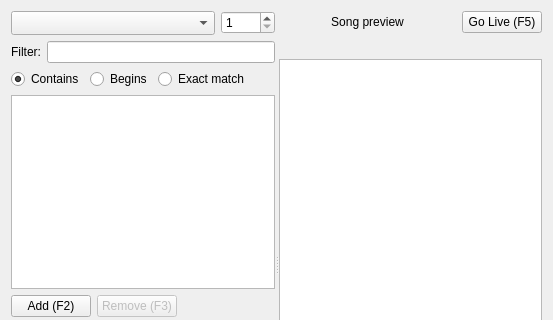
First picture: the form in src/songwidget.ui, repository SoftProjector/src, before the edit; both pictures show x 0 to 553 and y 0 to 320 of the 553 by 528 pixel window.
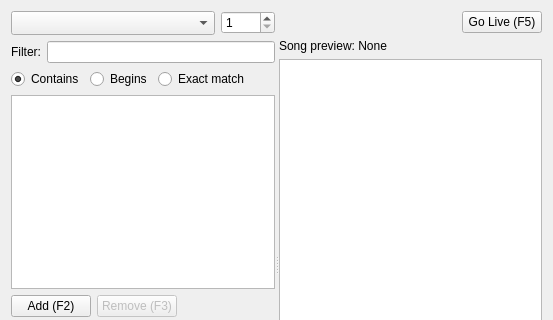
Second picture: the form after the edit. Icons and pictures are not drawn.

Commit message: Minor changes to the song preview_label widget

Diff of the .ui file:
```diff
--- a/src/songwidget.ui
+++ b/src/songwidget.ui
@@ -273,16 +273,19 @@
      <widget class="QWidget" name="layoutWidget">
       <layout class="QVBoxLayout" name="verticalLayout_2">
        <item>
-        <layout class="QHBoxLayout" name="horizontalLayout_2" stretch="1,0">
+        <layout class="QHBoxLayout" name="horizontalLayout_2" stretch="0,0">
          <item>
-          <widget class="QLabel" name="preview_top_label">
-           <property name="text">
-            <string>Song preview</string>
+          <spacer name="horizontalSpacer_3">
+           <property name="orientation">
+            <enum>Qt::Horizontal</enum>
            </property>
-           <property name="alignment">
-            <set>Qt::AlignCenter</set>
+           <property name="sizeHint" stdset="0">
+            <size>
+             <width>40</width>
+             <height>20</height>
+            </size>
            </property>
-          </widget>
+          </spacer>
          </item>
          <item>
           <widget class="QPushButton" name="btnLive">
@@ -306,7 +309,7 @@
        <item>
         <widget class="QLabel" name="preview_label">
          <property name="text">
-          <string/>
+          <string>Song preview: None</string>
          </property>
         </widget>
        </item>
```
The commit also changes 1 other file.
